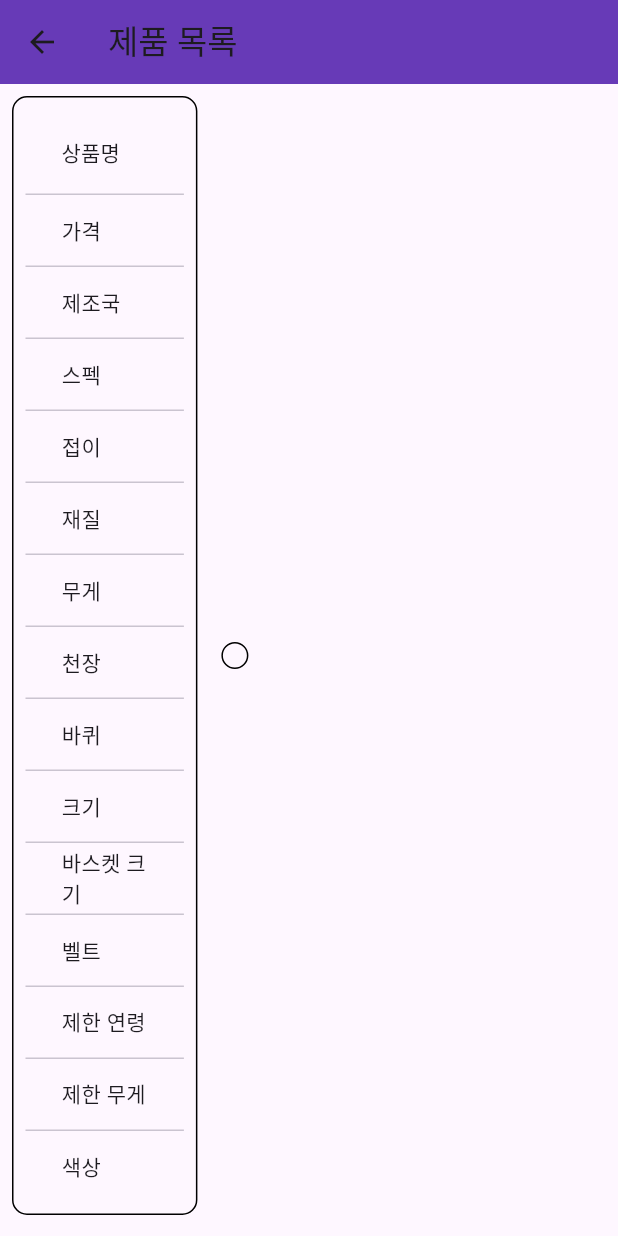
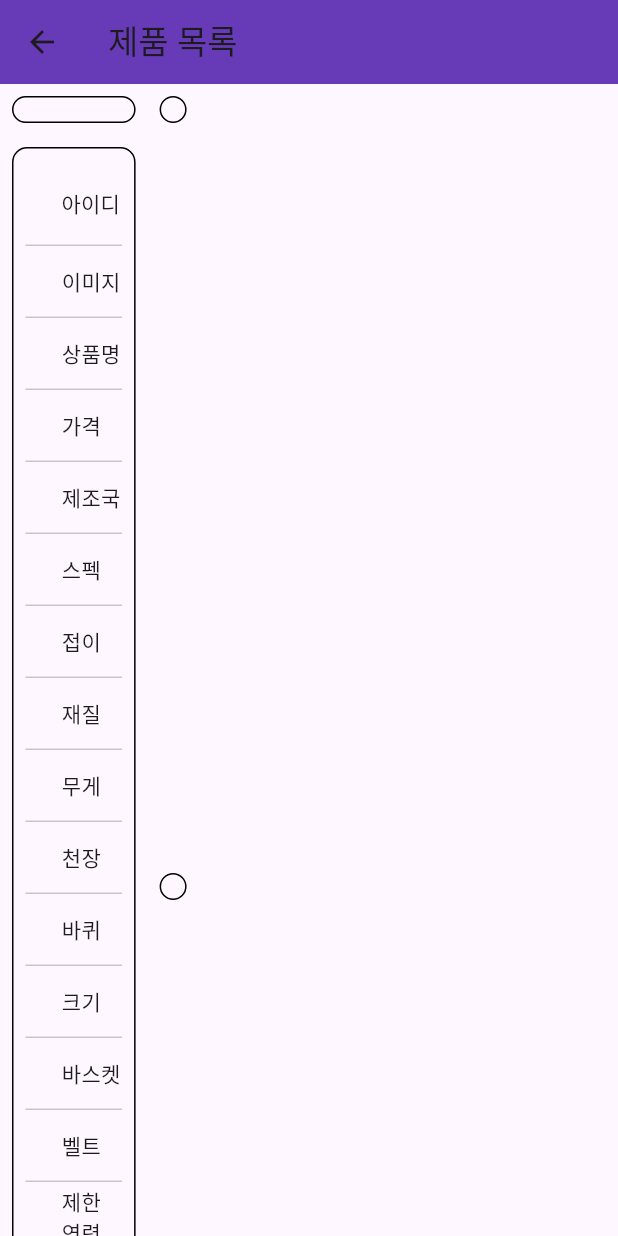
Before and after one commit to hahnjihoon/moby, a Flutter app: the TableScreen screen opened directly with empty values, on a phone screen of 412 x 824 dp. Run offline on Flutter 3.47's test engine with Material 3 defaults, Android fonts, the phone set to English and light mode, and no system bars.

Commit message:
first release

```diff
--- a/lib/screen/screen_table.dart
+++ b/lib/screen/screen_table.dart
@@ -1,17 +1,34 @@
 import 'package:flutter/material.dart';
 import 'package:moby/model/model_car.dart';
 
-class ProductColumn extends StatelessWidget {
+class ProductColumn extends StatefulWidget {
   final List<Product> data;
   const ProductColumn({Key? key, required this.data}) : super(key: key);
 
   @override
+  _ProductColumnState createState() => _ProductColumnState();
+}
+
+class _ProductColumnState extends State<ProductColumn> {
+  @override
   Widget build(BuildContext context) {
-    print(data);
-    return Row(
+    print(widget.data);
+    return SingleChildScrollView(
+      scrollDirection: Axis.vertical,
+      child: Column(
+        children: [
+          Row(
             children: [
               Container(
-          width: MediaQuery.of(context).size.width * 0.3,
+                width: MediaQuery.of(context).size.width * 0.2,
+                margin: EdgeInsets.all(8.0),
+                padding: EdgeInsets.all(8.0),
+                decoration: BoxDecoration(
+                  border: Border.all(),
+                  borderRadius: BorderRadius.circular(10.0),
+                ),
+              ),
+              Container(
                 margin: EdgeInsets.all(8.0),
                 padding: EdgeInsets.all(8.0),
                 decoration: BoxDecoration(
@@ -19,11 +36,63 @@ class ProductColumn extends StatelessWidget {
                   borderRadius: BorderRadius.circular(10.0),
                 ),
                 child: SingleChildScrollView(
+                  scrollDirection: Axis.horizontal,
                   child: DataTable(
                     columns: [
-                DataColumn(label: Text('상품명')),
+                      for (var product in widget.data)
+                        DataColumn(label: Text(product.productName)),
                     ],
                     rows: [
+                      DataRow(cells: [
+                        for (var product in widget.data)
+                          DataCell(
+                            Image.network(
+                              product.imageUrl,
+                              width: 140, // 이미지 너비 조절
+                              height: 140, // 이미지 높이 조절
+                            ),
+                          ),
+                      ]),
+                    ],
+                    //     rows: [
+                    //       // DataRow(
+                    //       //   cells: [
+                    //       //     for (var product in widget.data)
+                    //       //       DataCell(
+                    //       //         Image.network(
+                    //       //           product.imageUrl,
+                    //       //           width: 140, // 이미지 너비 조절
+                    //       //           height: 140, // 이미지 높이 조절
+                    //       //         ),
+                    //       //       ),
+                    //       //   ],
+                    //       // ),
+                  ),
+                ),
+              ),
+            ],
+          ),
+          Row(
+            children: [
+              Container(
+                width: MediaQuery.of(context).size.width * 0.2,
+                margin: EdgeInsets.all(8.0),
+                padding: EdgeInsets.all(8.0),
+                decoration: BoxDecoration(
+                  border: Border.all(),
+                  borderRadius: BorderRadius.circular(10.0),
+                ),
+                child: DataTable(
+                  columns: [
+                    DataColumn(label: Text('아이디')),
+                  ],
+                  rows: [
+                    DataRow(cells: [
+                      DataCell(Text('이미지')),
+                    ]),
+                    DataRow(cells: [
+                      DataCell(Text('상품명')),
+                    ]),
                     DataRow(cells: [
                       DataCell(Text('가격')),
                     ]),
@@ -52,7 +121,7 @@ class ProductColumn extends StatelessWidget {
                       DataCell(Text('크기')),
                     ]),
                     DataRow(cells: [
-                  DataCell(Text('바스켓 크기')),
+                      DataCell(Text('바스켓')),
                     ]),
                     DataRow(cells: [
                       DataCell(Text('벨트')),
@@ -66,140 +135,136 @@ class ProductColumn extends StatelessWidget {
                     DataRow(cells: [
                       DataCell(Text('색상')),
                     ]),
+                    DataRow(cells: [
+                      DataCell(Text('색상')),
+                    ]),
+                    DataRow(cells: [
+                      DataCell(Text('색상')),
+                    ]),
+                    DataRow(cells: [
+                      DataCell(Text('색상')),
+                    ]),
                   ],
                 ),
               ),
-        ),
-        Expanded(
-          child: SingleChildScrollView(
-            scrollDirection: Axis.horizontal,
-            child: Container(
+              Container(
                 margin: EdgeInsets.all(8.0),
                 padding: EdgeInsets.all(8.0),
                 decoration: BoxDecoration(
                   border: Border.all(),
                   borderRadius: BorderRadius.circular(10.0),
                 ),
+                child: SingleChildScrollView(
+                  scrollDirection: Axis.horizontal,
                   child: DataTable(
                     columns: [
-                  for (var product in data)
-                    DataColumn(label: Text(product.productName)),
+                      for (var product in widget.data)
+                        DataColumn(label: Text(product.id.toString())),
                     ],
                     rows: [
                       DataRow(cells: [
-                    for (var product in data)
+                        for (var product in widget.data)
+                          DataCell(
+                            Image.network(
+                              product.imageUrl,
+                              width: 140, // 이미지 너비 조절
+                              height: 140, // 이미지 높이 조절
+                            ),
+                          ),
+                      ]),
+                      DataRow(cells: [
+                        for (var product in widget.data)
+                          DataCell(Text(product.productName)),
+                      ]),
+                      DataRow(cells: [
+                        for (var product in widget.data)
                           DataCell(Text(product.price.toString())),
                       ]),
                       DataRow(cells: [
-                    for (var product in data) DataCell(Text(product.madeIn)),
+                        for (var product in widget.data)
+                          DataCell(Text(product.madeIn)),
                       ]),
                       DataRow(cells: [
-                    for (var product in data) DataCell(Text(product.spices)),
+                        for (var product in widget.data)
+                          DataCell(Text(product.spices)),
                       ]),
                       DataRow(cells: [
-                    for (var product in data) DataCell(Text(product.folding)),
+                        for (var product in widget.data)
+                          DataCell(Text(product.folding)),
                       ]),
                       DataRow(cells: [
-                    for (var product in data) DataCell(Text(product.material)),
+                        for (var product in widget.data)
+                          DataCell(Text(product.material)),
                       ]),
                       DataRow(cells: [
-                    for (var product in data) DataCell(Text(product.weight)),
+                        for (var product in widget.data)
+                          DataCell(Text(product.weight)),
                       ]),
                       DataRow(cells: [
-                    for (var product in data) DataCell(Text(product.ceiling)),
+                        for (var product in widget.data)
+                          DataCell(Text(product.ceiling)),
                       ]),
                       DataRow(cells: [
-                    for (var product in data) DataCell(Text(product.wheel)),
+                        for (var product in widget.data)
+                          DataCell(Text(product.wheel)),
                       ]),
                       DataRow(cells: [
-                    for (var product in data) DataCell(Text(product.size)),
+                        for (var product in widget.data)
+                          DataCell(Text(product.size)),
                       ]),
                       DataRow(cells: [
-                    for (var product in data)
+                        for (var product in widget.data)
                           DataCell(Text(product.busketSize)),
                       ]),
                       DataRow(cells: [
-                    for (var product in data) DataCell(Text(product.belt)),
+                        for (var product in widget.data)
+                          DataCell(Text(product.belt)),
                       ]),
                       DataRow(cells: [
-                    for (var product in data) DataCell(Text(product.lmtAge)),
+                        for (var product in widget.data)
+                          DataCell(Text(product.lmtAge)),
                       ]),
                       DataRow(cells: [
-                    for (var product in data) DataCell(Text(product.lmtWet)),
+                        for (var product in widget.data)
+                          DataCell(Text(product.lmtWet)),
                       ]),
                       DataRow(cells: [
-                    // DataCell(Text('색상')),
-                    for (var product in data) DataCell(Text(product.color)),
+                        for (var product in widget.data)
+                          DataCell(Text(product.color)),
+                      ]),
+                      DataRow(cells: [
+                        for (var product in widget.data)
+                          DataCell(Text(product.color)),
+                      ]),
+                      DataRow(cells: [
+                        for (var product in widget.data)
+                          DataCell(Text(product.color)),
+                      ]),
+                      DataRow(cells: [
+                        for (var product in widget.data)
+                          DataCell(Text(product.color)),
                       ]),
                     ],
                   ),
                 ),
               ),
+            ],
           ),
         ],
+      ),
     );
-  }
-
-  Widget _getColumnValue(Product product, String columnTitle) {
-    switch (columnTitle) {
-      case 'id':
-        return Text(product.id.toString());
-      case '대분류':
-        return Text(product.majorClass);
-      case '중분류':
-        return Text(product.middleClass);
-      case '소분류':
-        return Text(product.minorClass);
-      case '이미지':
-        return Image.network(
-          product.imageUrl,
-          width: 140, // 이미지 너비 조절
-          height: 140, // 이미지 높이 조절
-        );
-      case '페이지':
-        return Text(product.pageUrl);
-      case '브랜드':
-        return Text(product.brand);
-      case '제조사':
-        return Text(product.salesCom);
-      case '가격대':
-        return Text(product.price.toString());
-      case '생산국':
-        return Text(product.madeIn);
-      case '종류별':
-        return Text(product.spices);
-      case '접이식':
-        return Text(product.folding);
-      case '주재료':
-        return Text(product.material);
-      case '무게군':
-        return Text(product.weight);
-      case '천장유':
-        return Text(product.ceiling);
-      case '바퀴류':
-        return Text(product.wheel);
-      case '크기류':
-        return Text(product.size);
-      case '바케스':
-        return Text(product.busketSize);
-      case '벨트류':
-        return Text(product.belt);
-      case '제한령':
-        return Text(product.lmtAge);
-      case '제한중':
-        return Text(product.lmtWet);
-      case '색상류':
-        return Text(product.color);
-      default:
-        return Text('');
-    }
   }
 }
 
-class TableScreen extends StatelessWidget {
+class TableScreen extends StatefulWidget {
   final List<Product> data;
   const TableScreen({Key? key, required this.data}) : super(key: key);
 
+  @override
+  _TableScreenState createState() => _TableScreenState();
+}
+
+class _TableScreenState extends State<TableScreen> {
   @override
   Widget build(BuildContext context) {
     return Scaffold(
@@ -211,7 +276,7 @@ class TableScreen extends StatelessWidget {
         scrollDirection: Axis.horizontal,
         child: Row(
           children: [
-            ProductColumn(data: data), // 상품 데이터를 가진 컬럼 위젯
+            ProductColumn(data: widget.data), // 상품 데이터를 가진 컬럼 위젯
             // 여기에 다른 위젯을 추가할 수 있음
           ],
         ),
```
Also changed, not shown: pubspec.yaml (+10 -1 lines), assets/icons/logo.png (added), pubspec.lock, 30 other files. Lines whose indentation alone changed are shown as unchanged.
